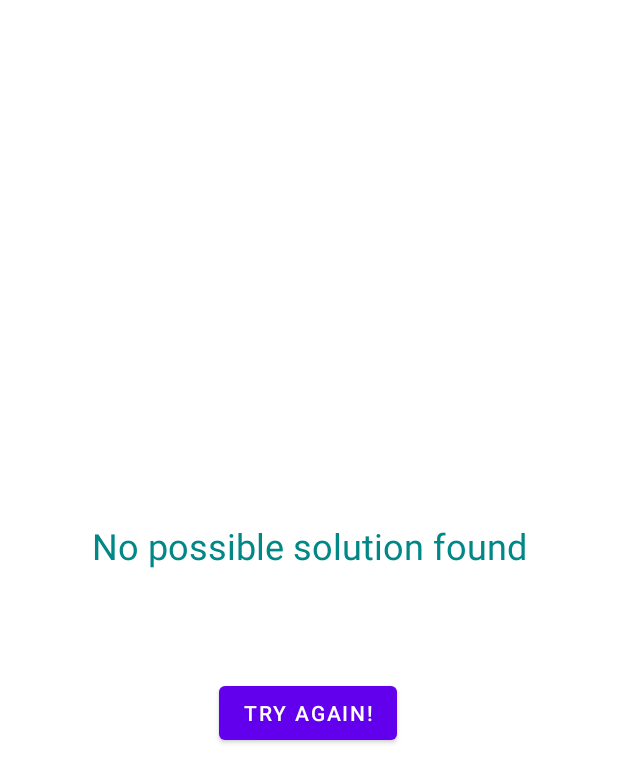
After one commit to JanHued/SudokuSolver, an Android app: the layout activity_timeout.xml on its own in the app's theme, with its tools: preview values and no code run, on a phone screen of 412 x 824 dp. The commit adds this screen. Shown: the top 783 px of the screen. Run offline under Robolectric (Android 15) with nearby library versions, the phone set to English and light mode, and no system bars.

Commit message:
Add timeout handling

```diff
--- a/app/build.gradle
+++ b/app/build.gradle
@@ -37,7 +37,7 @@ dependencies {
     testRuntimeOnly 'org.junit.jupiter:junit-jupiter-engine:5.8.1'
     testImplementation 'org.junit.jupiter:junit-jupiter'
     // https://mvnrepository.com/artifact/org.awaitility/awaitility
-    testImplementation group: 'org.awaitility', name: 'awaitility', version: '3.0.0'
+    testImplementation 'org.awaitility:awaitility:3.0.0'
     androidTestImplementation 'androidx.test.espresso:espresso-core:3.4.0'
 }
 tasks.withType(Test) {
--- a/app/src/main/java/com/example/sudokusolver/Solver.java
+++ b/app/src/main/java/com/example/sudokusolver/Solver.java
@@ -6,9 +6,6 @@ import java.util.List;
 public class Solver {
 
     protected void solve(List<Integer> grid) {
-        long start = System.currentTimeMillis();
-        long end = start + 10 * 1000;
-        while (System.currentTimeMillis() < end) {
         for (int i = 0; i < grid.size(); i++) {
             if (grid.get(i).equals(0)) {
                 for (int candidate = 1; candidate <= 9; candidate++) {
@@ -21,7 +18,6 @@ public class Solver {
                     }
                 }
                 return;
-                }
             }
         }
     }
--- /dev/null
+++ b/app/src/main/res/layout/activity_timeout.xml
@@ -0,0 +1,42 @@
+<?xml version="1.0" encoding="utf-8"?>
+<androidx.constraintlayout.widget.ConstraintLayout xmlns:android="http://schemas.android.com/apk/res/android"
+    xmlns:app="http://schemas.android.com/apk/res-auto"
+    xmlns:tools="http://schemas.android.com/tools"
+    android:layout_width="match_parent"
+    android:layout_height="match_parent"
+    tools:context=".MainActivity"
+    tools:ignore="ExtraText">
+
+    <TextView
+        android:id="@+id/heading"
+        android:layout_width="wrap_content"
+        android:layout_height="wrap_content"
+        android:padding="10dp"
+        android:paddingLeft="10dp"
+        android:paddingTop="10dp"
+        android:paddingRight="10dp"
+        android:paddingBottom="10dp"
+        android:text="No possible solution found"
+        android:textAppearance="@style/TextAppearance.AppCompat.Large"
+        android:textColor="@color/text_color"
+        android:textSize="24sp"
+        app:layout_constraintBottom_toBottomOf="parent"
+        app:layout_constraintLeft_toLeftOf="parent"
+        app:layout_constraintRight_toRightOf="parent"
+        app:layout_constraintTop_toTopOf="parent"
+        app:layout_constraintVertical_bias="0.437" />
+
+    <Button
+        android:id="@+id/button"
+        android:layout_width="wrap_content"
+        android:layout_height="wrap_content"
+        android:layout_marginBottom="264dp"
+        android:onClick="onClickRetry"
+        android:text="@string/retryButton"
+        app:layout_constraintBottom_toBottomOf="parent"
+        app:layout_constraintEnd_toEndOf="parent"
+        app:layout_constraintHorizontal_bias="0.498"
+        app:layout_constraintStart_toStartOf="parent"
+        app:layout_constraintTop_toBottomOf="@+id/heading" />
+
+</androidx.constraintlayout.widget.ConstraintLayout>
--- a/app/src/main/res/values/strings.xml
+++ b/app/src/main/res/values/strings.xml
@@ -1,4 +1,5 @@
 <resources>
     <string name="app_name">SudokuSolver</string>
     <string name="computeButton">Solve</string>
+    <string name="retryButton">Try again!</string>
 </resources>
```
Also changed, not shown: app/src/main/java/com/example/sudokusolver/MainActivity.java (+22 -7 lines), 1 other file. Lines whose indentation alone changed are shown as unchanged.
